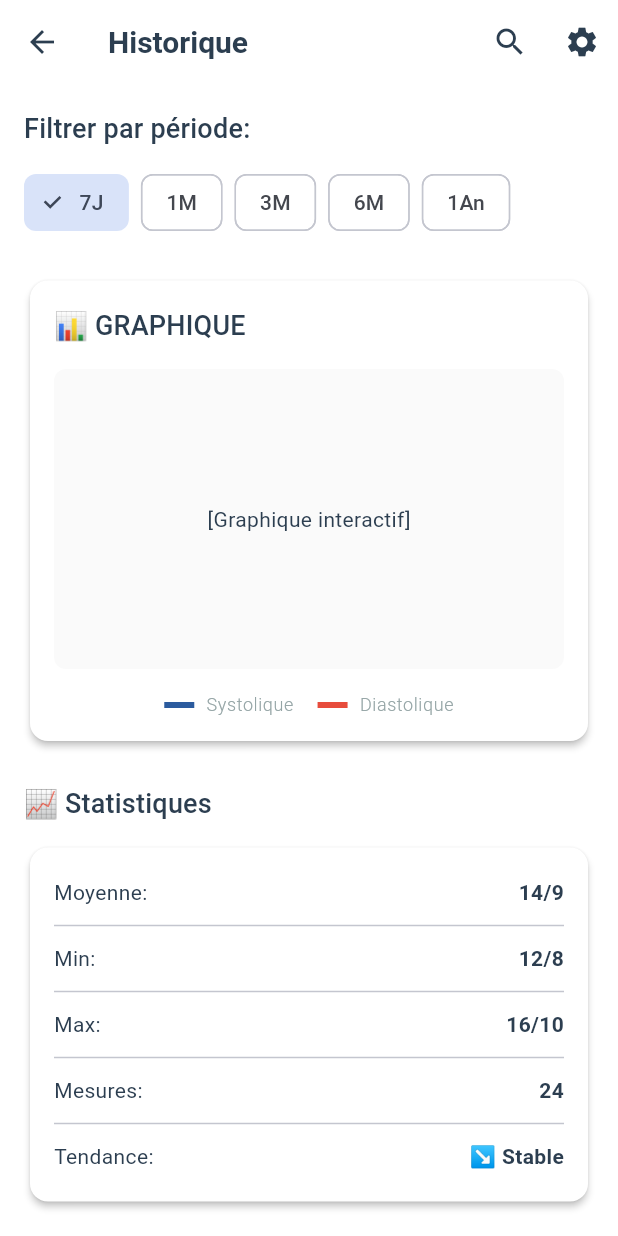
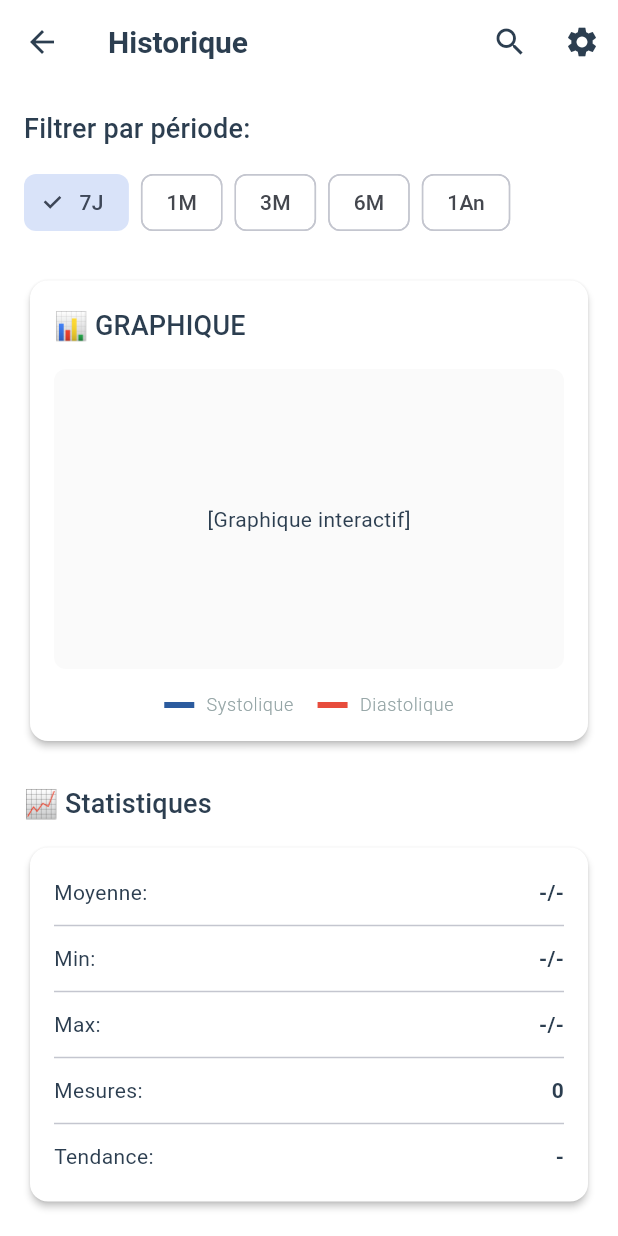
Before and after one commit to BMoutawakil67/dr_Cardio, a Flutter app: the PatientHistoryScreen screen opened by its route, on a phone screen of 412 x 824 dp. Run offline on Flutter 3.47's test engine with Material 3 defaults, Android fonts, the phone set to English and light mode, and no system bars; our stand-ins replace connectivity_plus, hive, hive_flutter, logger, share_plus; accounts and stored records are empty.

Commit message:
feat: Calcul dynamique des statistiques dans l'historique patient
- Remplacement des valeurs hardcodées par calculs réels
- Calcul moyenne systolique/diastolique à partir des notes
- Calcul min/max des valeurs de tension
- Calcul de la tendance (baisse/hausse/stable) basé sur comparaison première/seconde moitié
- Affichage du nombre réel de mesures
- Gestion du cas sans données avec valeurs '-/-'

```diff
--- a/lib/screens/patient/patient_history_screen.dart
+++ b/lib/screens/patient/patient_history_screen.dart
@@ -136,23 +136,104 @@ class _PatientHistoryScreenState extends State<PatientHistoryScreen> {
               style: Theme.of(context).textTheme.titleMedium,
             ),
             const SizedBox(height: 12),
-            Card(
+            FutureBuilder<List<MedicalNote>>(
+              future: _medicalNotesFuture,
+              builder: (context, snapshot) {
+                if (snapshot.connectionState == ConnectionState.waiting) {
+                  return const Card(
+                    child: Padding(
+                      padding: EdgeInsets.all(16),
+                      child: Center(child: CircularProgressIndicator()),
+                    ),
+                  );
+                }
+                if (!snapshot.hasData || snapshot.data!.isEmpty) {
+                  return Card(
                     child: Padding(
                       padding: const EdgeInsets.all(16),
                       child: Column(
                         children: [
-                    _StatRow(label: 'Moyenne:', value: '14/9'),
+                          _StatRow(label: 'Moyenne:', value: '-/-'),
                           const Divider(),
-                    _StatRow(label: 'Min:', value: '12/8'),
+                          _StatRow(label: 'Min:', value: '-/-'),
                           const Divider(),
-                    _StatRow(label: 'Max:', value: '16/10'),
+                          _StatRow(label: 'Max:', value: '-/-'),
                           const Divider(),
-                    _StatRow(label: 'Mesures:', value: '24'),
+                          _StatRow(label: 'Mesures:', value: '0'),
                           const Divider(),
-                    _StatRow(label: 'Tendance:', value: '↘ Stable'),
+                          _StatRow(label: 'Tendance:', value: '-'),
                         ],
                       ),
                     ),
+                  );
+                }
+
+                final notes = snapshot.data!;
+                final systolicValues = notes.map((n) => n.systolic).toList();
+                final diastolicValues = notes.map((n) => n.diastolic).toList();
+
+                final avgSystolic =
+                    (systolicValues.reduce((a, b) => a + b) / notes.length)
+                        .round();
+                final avgDiastolic =
+                    (diastolicValues.reduce((a, b) => a + b) / notes.length)
+                        .round();
+
+                final minSystolic = systolicValues.reduce((a, b) => a < b ? a : b);
+                final minDiastolic = diastolicValues.reduce((a, b) => a < b ? a : b);
+
+                final maxSystolic = systolicValues.reduce((a, b) => a > b ? a : b);
+                final maxDiastolic = diastolicValues.reduce((a, b) => a > b ? a : b);
+
+                // Calculate trend (simple: compare first half vs second half)
+                String trend = '-';
+                if (notes.length >= 4) {
+                  final halfIndex = notes.length ~/ 2;
+                  final firstHalfAvg = notes
+                          .sublist(0, halfIndex)
+                          .map((n) => n.systolic)
+                          .reduce((a, b) => a + b) /
+                      halfIndex;
+                  final secondHalfAvg = notes
+                          .sublist(halfIndex)
+                          .map((n) => n.systolic)
+                          .reduce((a, b) => a + b) /
+                      (notes.length - halfIndex);
+
+                  if (secondHalfAvg < firstHalfAvg - 2) {
+                    trend = '↓ En baisse';
+                  } else if (secondHalfAvg > firstHalfAvg + 2) {
+                    trend = '↑ En hausse';
+                  } else {
+                    trend = '→ Stable';
+                  }
+                }
+
+                return Card(
+                  child: Padding(
+                    padding: const EdgeInsets.all(16),
+                    child: Column(
+                      children: [
+                        _StatRow(
+                            label: 'Moyenne:',
+                            value: '$avgSystolic/$avgDiastolic'),
+                        const Divider(),
+                        _StatRow(
+                            label: 'Min:',
+                            value: '$minSystolic/$minDiastolic'),
+                        const Divider(),
+                        _StatRow(
+                            label: 'Max:',
+                            value: '$maxSystolic/$maxDiastolic'),
+                        const Divider(),
+                        _StatRow(label: 'Mesures:', value: '${notes.length}'),
+                        const Divider(),
+                        _StatRow(label: 'Tendance:', value: trend),
+                      ],
+                    ),
+                  ),
+                );
+              },
             ),
             const SizedBox(height: 24),
 
```
Lines whose indentation alone changed are shown as unchanged.
